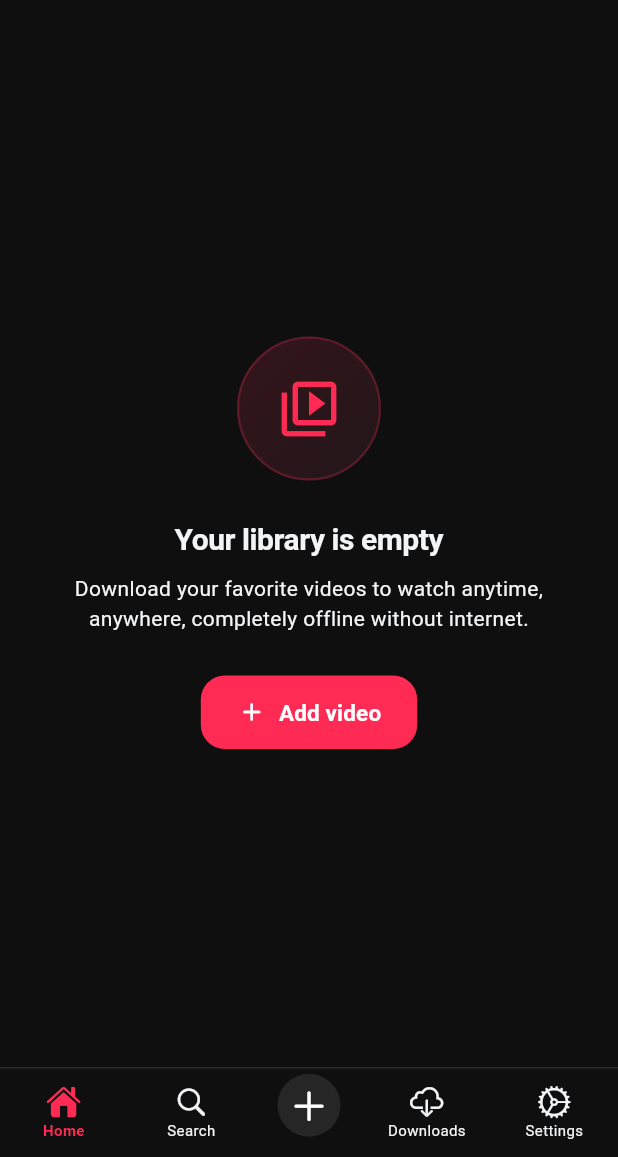
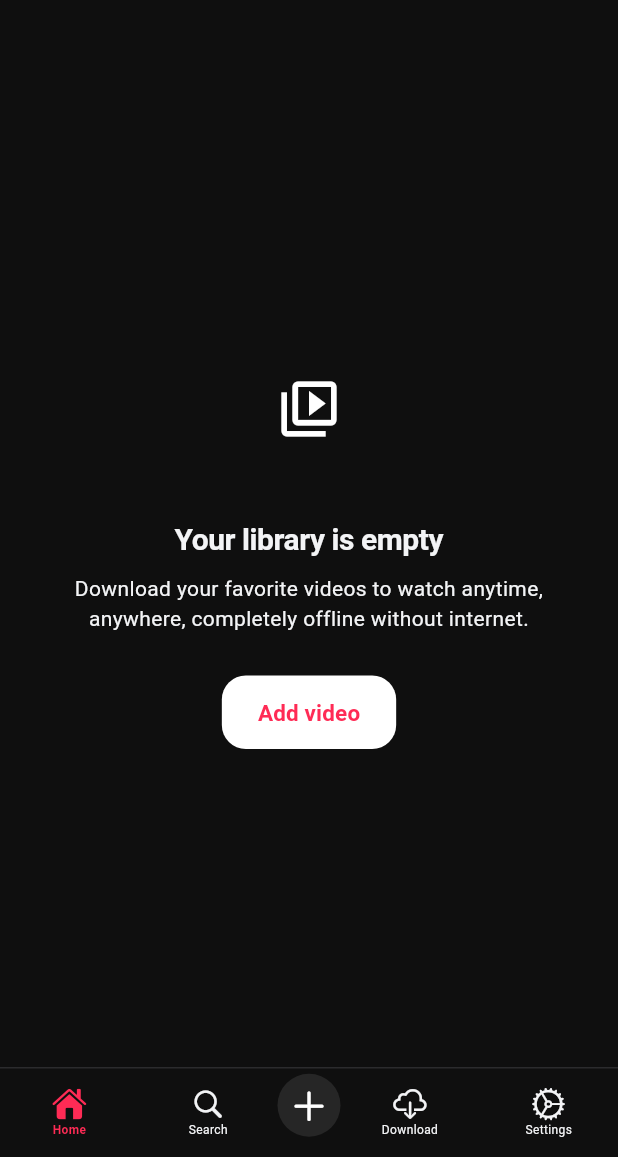
Before and after one commit to prasad-pranay/offtube, a Flutter app: the MainNavigationShell screen opened directly with empty values, on a phone screen of 412 x 824 dp, the part 79-1236 px from its top. Run offline on Flutter 3.47's test engine with Material 3 defaults, Android fonts, the phone set to English and light mode, and no system bars; our stand-ins replace audio_service, dio, hive_flutter, just_audio, permission_handler, share_plus and 1 more; missing offline and left inert: share_handler, youtube_explode_dart, ytdlp_flutter; accounts and stored records are empty; statements that could not run were skipped.

Commit message:
final some changes. before implement

```diff
--- a/lib/features/library/widgets/library_empty_state.dart
+++ b/lib/features/library/widgets/library_empty_state.dart
@@ -4,10 +4,7 @@ import 'package:offlinetube/core/theme/app_theme.dart';
 class LibraryEmptyState extends StatelessWidget {
   final VoidCallback onAddVideo;
 
-  const LibraryEmptyState({
-    super.key,
-    required this.onAddVideo,
-  });
+  const LibraryEmptyState({super.key, required this.onAddVideo});
 
   @override
   Widget build(BuildContext context) {
@@ -24,23 +21,23 @@ class LibraryEmptyState extends StatelessWidget {
               height: 96,
               decoration: BoxDecoration(
                 shape: BoxShape.circle,
-                gradient: LinearGradient(
-                  colors: [
-                    AppTheme.accentColor.withAlpha(40),
-                    AppTheme.accentGradientEnd.withAlpha(20),
-                  ],
-                  begin: Alignment.topLeft,
-                  end: Alignment.bottomRight,
-                ),
-                border: Border.all(
-                  color: AppTheme.accentColor.withAlpha(60),
-                  width: 1.5,
-                ),
+                // gradient: LinearGradient(
+                //   colors: [
+                //     AppTheme.accentColor.withAlpha(40),
+                //     AppTheme.accentGradientEnd.withAlpha(20),
+                //   ],
+                //   begin: Alignment.topLeft,
+                //   end: Alignment.bottomRight,
+                // ),
+                // border: Border.all(
+                //   color: AppTheme.accentColor.withAlpha(60),
+                //   width: 1.5,
+                // ),
               ),
               child: const Icon(
                 Icons.video_library_outlined,
                 size: 44,
-                color: AppTheme.accentColor,
+                color: Colors.white,
               ),
             ),
             const SizedBox(height: 24),
@@ -66,15 +63,18 @@ class LibraryEmptyState extends StatelessWidget {
             ElevatedButton.icon(
               onPressed: onAddVideo,
               style: ElevatedButton.styleFrom(
-                backgroundColor: AppTheme.accentColor,
-                foregroundColor: Colors.white,
-                padding: const EdgeInsets.symmetric(horizontal: 24, vertical: 14),
+                foregroundColor: AppTheme.accentColor,
+                backgroundColor: Colors.white,
+                padding: const EdgeInsets.symmetric(
+                  horizontal: 24,
+                  vertical: 14,
+                ),
                 shape: RoundedRectangleBorder(
                   borderRadius: BorderRadius.circular(16),
                 ),
                 elevation: 0,
               ),
-              icon: const Icon(Icons.add_rounded, size: 20),
+              // icon: const Icon(Icons.add_rounded, size: 20),
               label: const Text(
                 'Add video',
                 style: TextStyle(fontSize: 15, fontWeight: FontWeight.w600),
--- a/lib/features/navigation/main_navigation_shell.dart
+++ b/lib/features/navigation/main_navigation_shell.dart
@@ -146,7 +146,7 @@ class _MainNavigationShellState extends State<MainNavigationShell> {
               Text(
                 label,
                 style: TextStyle(
-                  fontSize: 10,
+                  fontSize: 8,
                   fontWeight: isSelected ? FontWeight.w700 : FontWeight.w400,
                   color: isSelected
                       ? AppTheme.accentColor
@@ -208,7 +208,7 @@ class _MainNavigationShellState extends State<MainNavigationShell> {
               child: MiniPlayerWidget(onExpand: _openFullscreenPlayer),
             ),
 
-            MiniPlayer(),
+            // MiniPlayer(),
           ],
         ),
 
@@ -247,7 +247,7 @@ class _MainNavigationShellState extends State<MainNavigationShell> {
                 GestureDetector(
                   onTap: () => _openAddVideoModal(),
                   child: Container(
-                    margin: EdgeInsets.only(left: 15, right: 15, bottom: 10),
+                    margin: EdgeInsets.only(bottom: 10),
                     decoration: BoxDecoration(
                       color: Color(0xFF262626),
                       // color: theme.colorScheme.tertiary,
@@ -269,7 +269,7 @@ class _MainNavigationShellState extends State<MainNavigationShell> {
                       return _buildNavItem(
                         icon: CupertinoIcons.cloud_download,
                         selectedIcon: CupertinoIcons.cloud_download_fill,
-                        label: 'Downloads',
+                        label: 'Download',
                         index: 1,
                         badgeCount: count,
                       );
--- a/lib/features/player/mini_player.dart
+++ b/lib/features/player/mini_player.dart
@@ -95,7 +95,7 @@ class _MiniPlayerState extends State<MiniPlayer> {
                     if (firstTouch) ...[
                       Positioned(
                         top: 50,
-                        left: 105,
+                        left: 55,
                         child: Container(
                           decoration: BoxDecoration(
                             color: Colors.black54,
```
Also changed, not shown: lib/features/library/search_overlay.dart (added, +127 -0 lines), lib/features/library/search_screen.dart (+48 -0 lines), lib/main.dart (+5 -4 lines).
